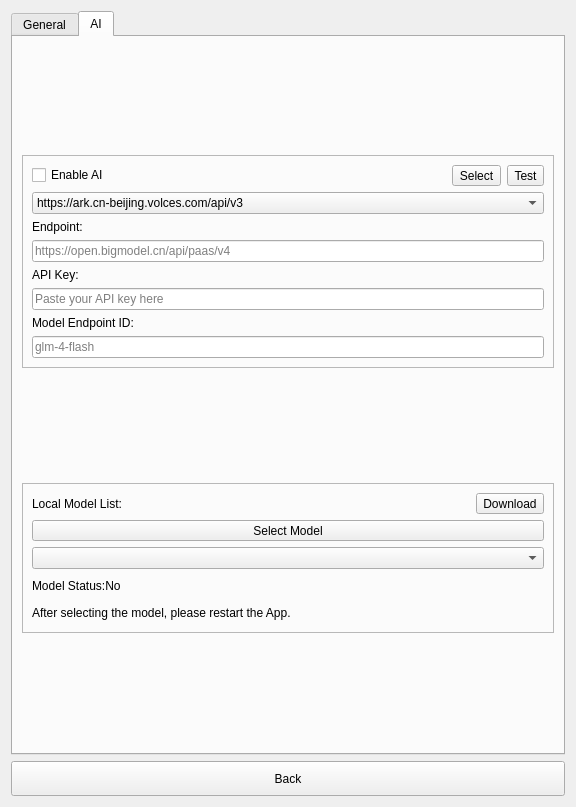
Before: the Qt Designer form src/Preferences.ui in ic005k/Knot, drawn with Qt 5.
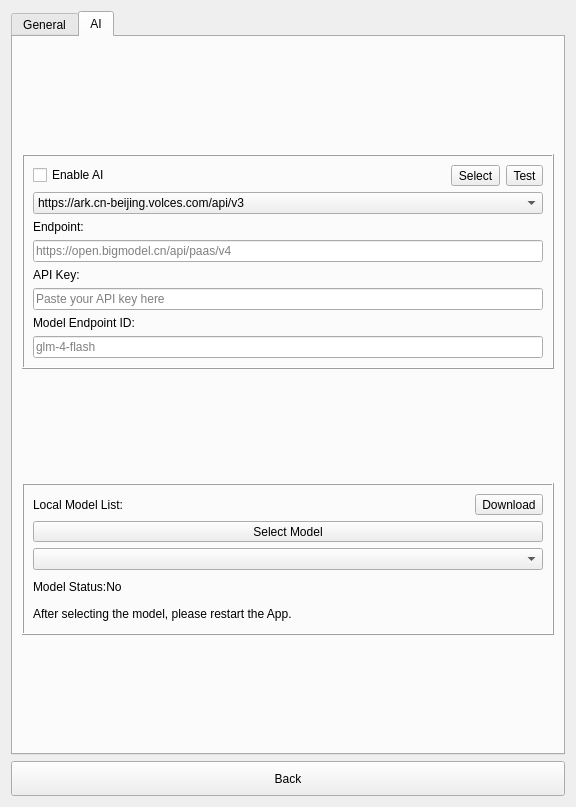
After: the same form once the commit is applied. The open tabs and pages were chosen to show the change. Icons and pictures are not drawn.

Diff of the .ui file:
```diff
--- a/src/Preferences.ui
+++ b/src/Preferences.ui
@@ -307,7 +307,7 @@
           </size>
          </property>
          <property name="frameShape">
-          <enum>QFrame::Shape::StyledPanel</enum>
+          <enum>QFrame::Shape::Box</enum>
          </property>
          <property name="frameShadow">
           <enum>QFrame::Shadow::Raised</enum>
@@ -404,7 +404,7 @@
           </sizepolicy>
          </property>
          <property name="frameShape">
-          <enum>QFrame::Shape::StyledPanel</enum>
+          <enum>QFrame::Shape::Box</enum>
          </property>
          <property name="frameShadow">
           <enum>QFrame::Shadow::Raised</enum>
```
Left out of the diff: 4 changed lines with no effect on the pictures.
